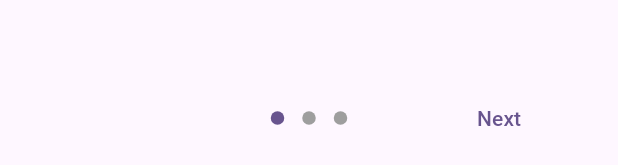
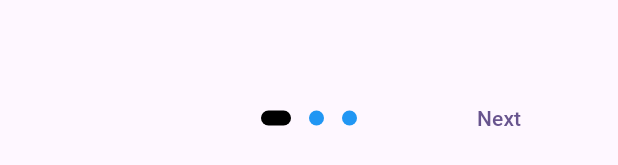
Before and after one commit to EusufUddin8926/Splash_Screen_flutter, a Flutter app: the OnBoardScreen widget shown alone on an empty page, opened directly, on a phone screen of 412 x 824 dp. Shown: the part 1058-1223 px from the top of the screen. Run offline on Flutter 3.47's test engine with Material 2 defaults, Android fonts, the phone set to English and light mode, and no system bars; drawn by our look-alikes of introduction_screen; our stand-ins replace flare_flutter; missing offline and left inert: flutter_carousel_slider; network calls fail.

Commit message:
minor changes

```diff
--- a/lib/onboardscreen.dart
+++ b/lib/onboardscreen.dart
@@ -21,32 +21,40 @@ class _OnBoardScreenState extends State<OnBoardScreen> {
             body: "This is First Title",
             image: Image.network(
               "https://e7.pngegg.com/pngimages/735/657/png-clipart-onboarding-user-experience-workflow-management-computer-service-office.png",
-              width: 350,)
-        ),
+              width: 350,
+            )),
         PageViewModel(
             title: "Second Title",
             body: "This is Second Title",
             image: Image.network(
               "https://w7.pngwing.com/pngs/771/31/png-transparent-employee-engagement-employee-retention-human-resource-onboarding-employee-engagement-text-logo-sign-thumbnail.png",
-              width: 350,)
-        ),
+              width: 350,
+            )),
         PageViewModel(
             title: "Third Title",
             body: "This is Third Title",
             image: Image.network(
               "https://e7.pngegg.com/pngimages/735/657/png-clipart-onboarding-user-experience-workflow-management-computer-service-office.png",
-              width: 350,)
-        )
+              width: 350,
+            ))
       ],
-      onDone:(){
-        Navigator.push(context, CupertinoPageRoute(builder: (context)=> MyApp()));
+      onDone: () {
+        Navigator.push(
+            context, CupertinoPageRoute(builder: (context) => MyApp()));
       },
       done: Text("Done"),
       skip: Text("Skip"),
       showSkipButton: false,
       next: Text("Next"),
       showNextButton: true,
-
+      dotsDecorator: const DotsDecorator(
+          color: Colors.blue,
+          activeColor: Colors.black,
+          activeSize: Size(20, 10),
+          activeShape: RoundedRectangleBorder(
+            borderRadius: BorderRadius.all(Radius.circular(20.0)),
+          ),
+          size: Size(10, 10)),
     );
   }
 }
```
